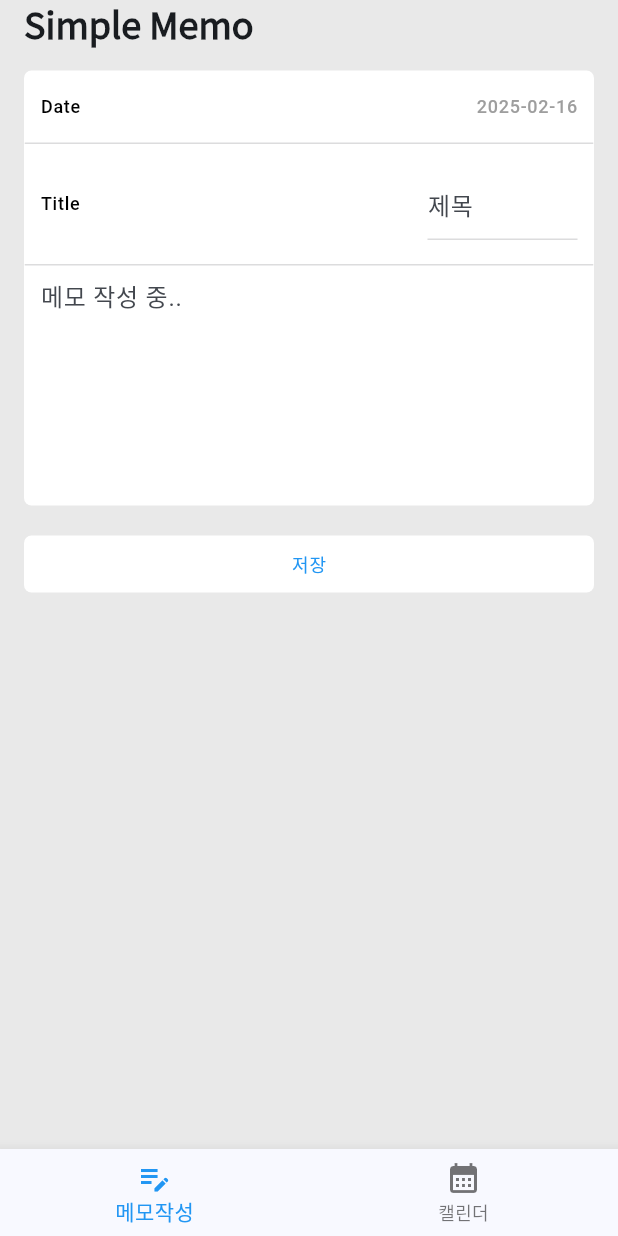
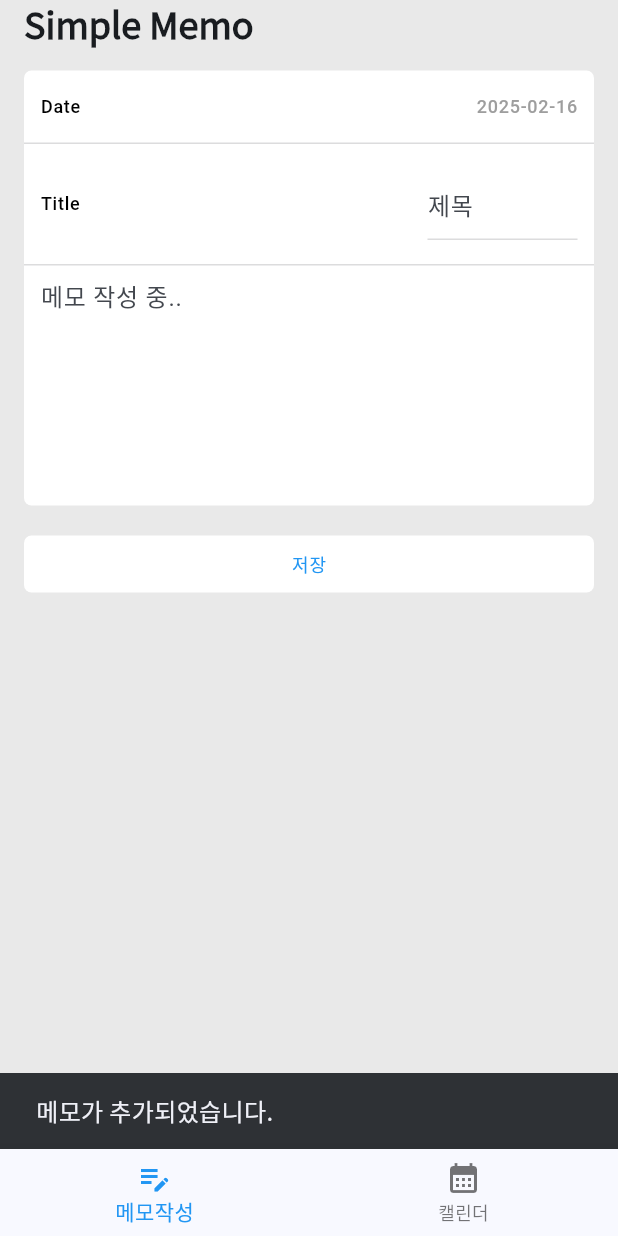
Before and after one commit to hurgyunam/easy_memo, a Flutter app: the screen it shows after launch, after a tap on "저장", on a phone screen of 412 x 824 dp. Run offline on Flutter 3.47's test engine with Material 3 defaults, Android fonts, the light colour scheme and no system bars; our stand-ins replace flutter_riverpod, flutter_secure_storage, freezed_annotation.

```diff
--- a/lib/page/add_memo.dart
+++ b/lib/page/add_memo.dart
@@ -36,6 +36,8 @@ class _PageAddMemoState extends ConsumerState<PageAddMemo> {
 
     titleController.text = "";
     contentController.text = "";
+    ScaffoldMessenger.of(context)
+        .showSnackBar(SnackBar(content: Text("메모가 추가되었습니다.")));
   }
 
   @override
@@ -89,9 +91,7 @@ class _PageAddMemoState extends ConsumerState<PageAddMemo> {
                     ),
                     Container(
                       decoration: BoxDecoration(
-                        border: Border.all(
-                          color: Theme.of(context).colorScheme.outline,
-                        ),
+                        color: Theme.of(context).colorScheme.outline,
                       ),
                       height: 1,
                     ),
@@ -124,21 +124,12 @@ class _PageAddMemoState extends ConsumerState<PageAddMemo> {
                               },
                             ),
                           ),
-                          // Text(
-                          //   "제목",
-                          //   style: Theme.of(context)
-                          //       .textTheme
-                          //       .labelMedium
-                          //       ?.copyWith(
-                          //         color: Theme.of(context).colorScheme.tertiary,
-                          //       ),
-                          // ),
                         ],
                       ),
                     ),
                     Container(
                       decoration: BoxDecoration(
-                        border: Border.all(color: Color(0x34545456)),
+                        color: Theme.of(context).colorScheme.outline,
                       ),
                       height: 1,
                     ),
--- a/lib/page/calendar.dart
+++ b/lib/page/calendar.dart
@@ -1,5 +1,5 @@
 import 'package:easy_memo/data/memo.dart';
-import 'package:easy_memo/element/DateNumber.dart';
+import 'package:easy_memo/element/date_number.dart';
 import 'package:easy_memo/provider/memo_storage.dart';
 import 'package:flutter/material.dart';
 import 'package:flutter_riverpod/flutter_riverpod.dart';
@@ -21,6 +21,16 @@ class _PageCalendarState extends ConsumerState<PageCalendar> {
   void initState() {
     // TODO: implement initState
     super.initState();
+    loadByDate(selectedDate);
+  }
+
+  Future<void> loadByDate(DateTime date) async {
+    final memos =
+        await ref.read(memoStorageProvider).loadByDate(date: selectedDate);
+
+    setState(() {
+      this.memos = memos;
+    });
   }
 
   @override
@@ -48,12 +58,6 @@ class _PageCalendarState extends ConsumerState<PageCalendar> {
     for (var i = 1; i <= monthLastDay.day; i++) {
       dateNumbers.add(i);
     }
-
-    ref.read(memoStorageProvider).loadByDate(date: selectedDate).then((value) {
-      setState(() {
-        memos = value;
-      });
-    });
 
     return Scrollbar(
       child: SingleChildScrollView(
@@ -157,6 +161,7 @@ class _PageCalendarState extends ConsumerState<PageCalendar> {
                                       selectedDate =
                                           selectedDate.copyWith(day: day);
                                     });
+                                    loadByDate(selectedDate);
                                   },
                                   isToday: date == now.day,
                                 );
--- a/lib/scaffold/main.dart
+++ b/lib/scaffold/main.dart
@@ -32,6 +32,7 @@ class _ScaffoldMainState extends State<ScaffoldMain> {
               Expanded(
                 child: PageView(
                   controller: pageController,
+                  physics: const NeverScrollableScrollPhysics(),
                   onPageChanged: (index) {},
                   children: [
                     // PageTest(),
```
Also changed, not shown: lib/element/date_number.dart (renamed from lib/element/DateNumber.dart), 1 other file.
